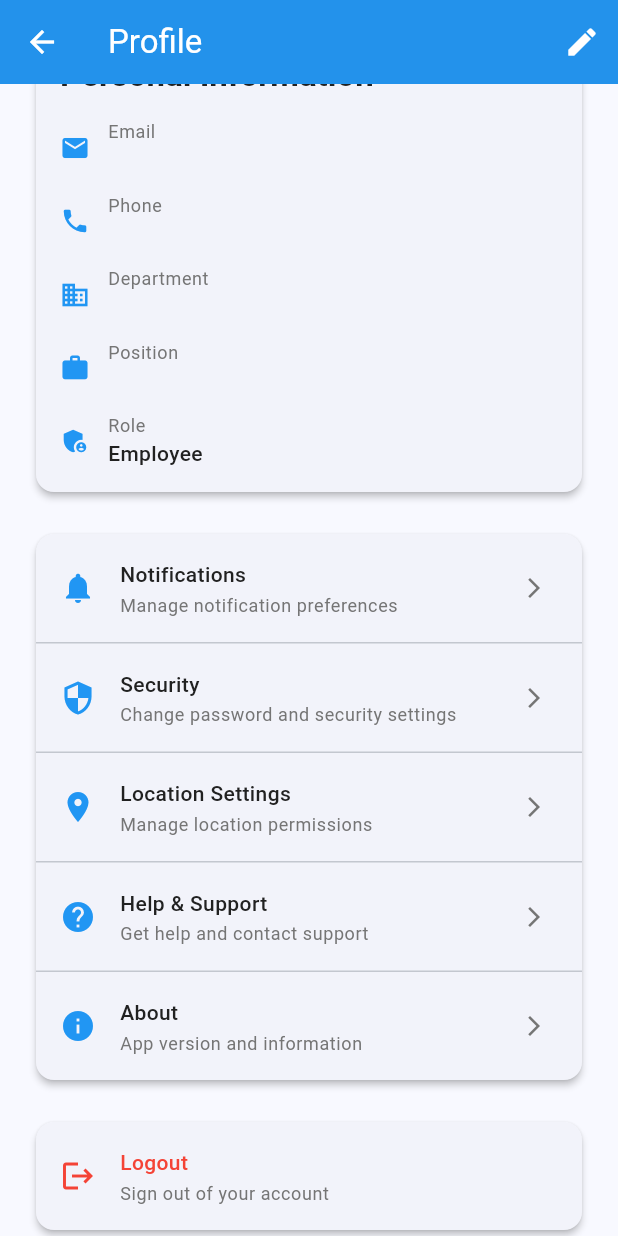
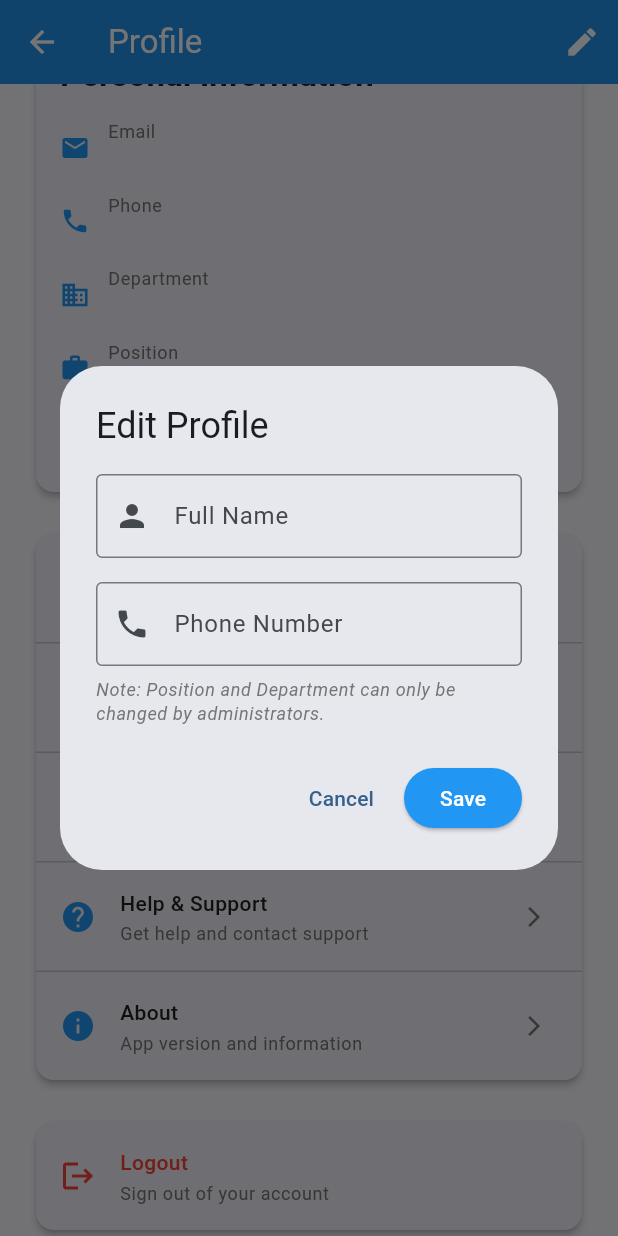
Before and after one commit to awhfahim/attendance_system, a Flutter app: the ProfileScreen screen opened directly, scrolled down 350 dp, after a tap on the "edit" icon, on a phone screen of 412 x 824 dp. Run offline on Flutter 3.47's test engine with Material 3 defaults, Android fonts, the phone set to English and light mode, and no system bars; our stand-ins replace flutter_local_notifications, geocoding, geolocator, image_picker, permission_handler, shared_preferences; accounts and stored records are empty; network calls fail.

Commit message:
Update project dependencies and improve profile update functionality

```diff
--- a/lib/main.dart
+++ b/lib/main.dart
@@ -8,6 +8,7 @@ import 'screens/login_screen.dart';
 import 'screens/dashboard_screen.dart';
 import 'services/notification_service.dart';
 import 'utils/app_colors.dart';
+import 'screens/attendance_history_screen.dart';
 
 final FlutterLocalNotificationsPlugin flutterLocalNotificationsPlugin = FlutterLocalNotificationsPlugin();
 
@@ -47,6 +48,7 @@ class AttendanceApp extends StatelessWidget {
         routes: {
           '/login': (context) => const LoginScreen(),
           '/dashboard': (context) => const DashboardScreen(),
+          '/attendance-history': (context) => const AttendanceHistoryScreen(),
         },
       ),
     );
--- a/lib/screens/profile_screen.dart
+++ b/lib/screens/profile_screen.dart
@@ -23,7 +23,7 @@ class _ProfileScreenState extends State<ProfileScreen> {
           IconButton(
             icon: const Icon(Icons.edit),
             onPressed: () {
-              // TODO: Navigate to edit profile screen
+              _showEditProfileDialog();
             },
           ),
         ],
@@ -394,4 +394,113 @@ class _ProfileScreenState extends State<ProfileScreen> {
       ],
     );
   }
+
+  void _showEditProfileDialog() {
+    final authProvider = Provider.of<AuthProvider>(context, listen: false);
+    final user = authProvider.user;
+
+    if (user == null) return;
+
+    final nameController = TextEditingController(text: user.name);
+    final phoneController = TextEditingController(text: user.phone);
+
+    showDialog(
+      context: context,
+      builder: (BuildContext context) {
+        return AlertDialog(
+          title: const Text('Edit Profile'),
+          content: SingleChildScrollView(
+            child: Column(
+              mainAxisSize: MainAxisSize.min,
+              children: [
+                TextField(
+                  controller: nameController,
+                  decoration: const InputDecoration(
+                    labelText: 'Full Name',
+                    border: OutlineInputBorder(),
+                    prefixIcon: Icon(Icons.person),
+                  ),
+                ),
+                const SizedBox(height: 16),
+                TextField(
+                  controller: phoneController,
+                  decoration: const InputDecoration(
+                    labelText: 'Phone Number',
+                    border: OutlineInputBorder(),
+                    prefixIcon: Icon(Icons.phone),
+                  ),
+                  keyboardType: TextInputType.phone,
+                ),
+                const SizedBox(height: 8),
+                Text(
+                  'Note: Position and Department can only be changed by administrators.',
+                  style: Theme.of(context).textTheme.bodySmall?.copyWith(
+                    color: Colors.grey[600],
+                    fontStyle: FontStyle.italic,
+                  ),
+                ),
+              ],
+            ),
+          ),
+          actions: [
+            TextButton(
+              onPressed: () {
+                nameController.dispose();
+                phoneController.dispose();
+                Navigator.of(context).pop();
+              },
+              child: const Text('Cancel'),
+            ),
+            ElevatedButton(
+              onPressed: () async {
+                // Validate input
+                if (nameController.text.trim().isEmpty) {
+                  ScaffoldMessenger.of(context).showSnackBar(
+                    const SnackBar(
+                      content: Text('Name is required'),
+                      backgroundColor: AppColors.error,
+                    ),
+                  );
+                  return;
+                }
+
+                // Update profile via API
+                final authProvider = Provider.of<AuthProvider>(context, listen: false);
+                final success = await authProvider.updateProfile(
+                  name: nameController.text.trim(),
+                  phone: phoneController.text.trim(),
+                  profileImage: null, // We'll implement image upload later
+                );
+
+                if (success) {
+                  ScaffoldMessenger.of(context).showSnackBar(
+                    const SnackBar(
+                      content: Text('Profile updated successfully!'),
+                      backgroundColor: AppColors.success,
+                    ),
+                  );
+                } else {
+                  ScaffoldMessenger.of(context).showSnackBar(
+                    SnackBar(
+                      content: Text(authProvider.errorMessage ?? 'Failed to update profile'),
+                      backgroundColor: AppColors.error,
+                    ),
+                  );
+                }
+
+                nameController.dispose();
+                phoneController.dispose();
+                Navigator.of(context).pop();
+              },
+              style: ElevatedButton.styleFrom(
+                backgroundColor: AppColors.primary,
+                foregroundColor: Colors.white,
+              ),
+              child: const Text('Save'),
+            ),
+          ],
+        );
+      },
+    );
+  }
 }
--- a/lib/services/api_service.dart
+++ b/lib/services/api_service.dart
@@ -629,7 +629,7 @@ class ApiService {
     try {
       final headers = await _getHeaders();
       final response = await http.put(
-        Uri.parse('$baseUrl/users/profile'),
+        Uri.parse('$baseUrl/profile'),
         headers: headers,
         body: jsonEncode({
           'name': name,
@@ -641,7 +641,12 @@ class ApiService {
       final responseData = jsonDecode(response.body);
 
       if (response.statusCode == 200) {
-        return responseData;
+        // Backend returns UserDto directly on success
+        return {
+          'success': true,
+          'message': 'Profile updated successfully',
+          'user': responseData,
+        };
       } else {
         return {
           'success': false,
```
Also changed, not shown: lib/providers/auth_provider.dart (+8 -4 lines), lib/widgets/recent_attendance_list.dart (+15 -11 lines), 8 other files.
